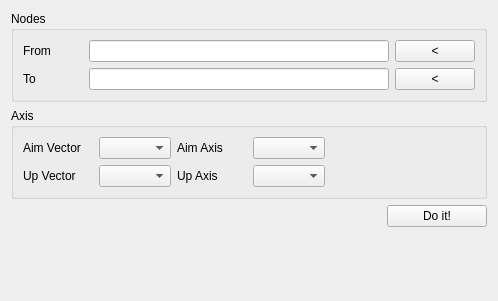
Before: the Qt Designer form petfactory/rigging/remap_axis/remap_axis_ui.ui in EriLee/petfactory_maya_scripts, drawn with Qt 5.
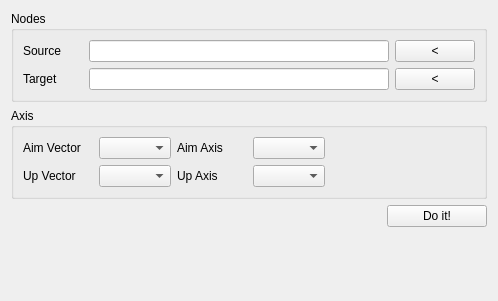
After: the same form once the commit is applied.

Commit message: add remap_axis

```diff
--- a/petfactory/rigging/remap_axis/remap_axis_ui.ui
+++ b/petfactory/rigging/remap_axis/remap_axis_ui.ui
@@ -31,7 +31,7 @@
            </size>
           </property>
           <property name="text">
-           <string>From</string>
+           <string>Source</string>
           </property>
          </widget>
         </item>
@@ -65,7 +65,7 @@
            </size>
           </property>
           <property name="text">
-           <string>To</string>
+           <string>Target</string>
           </property>
          </widget>
         </item>
```
Left out of the diff: 18 changed lines with no effect on the pictures. The commit also changes 2 other files.
